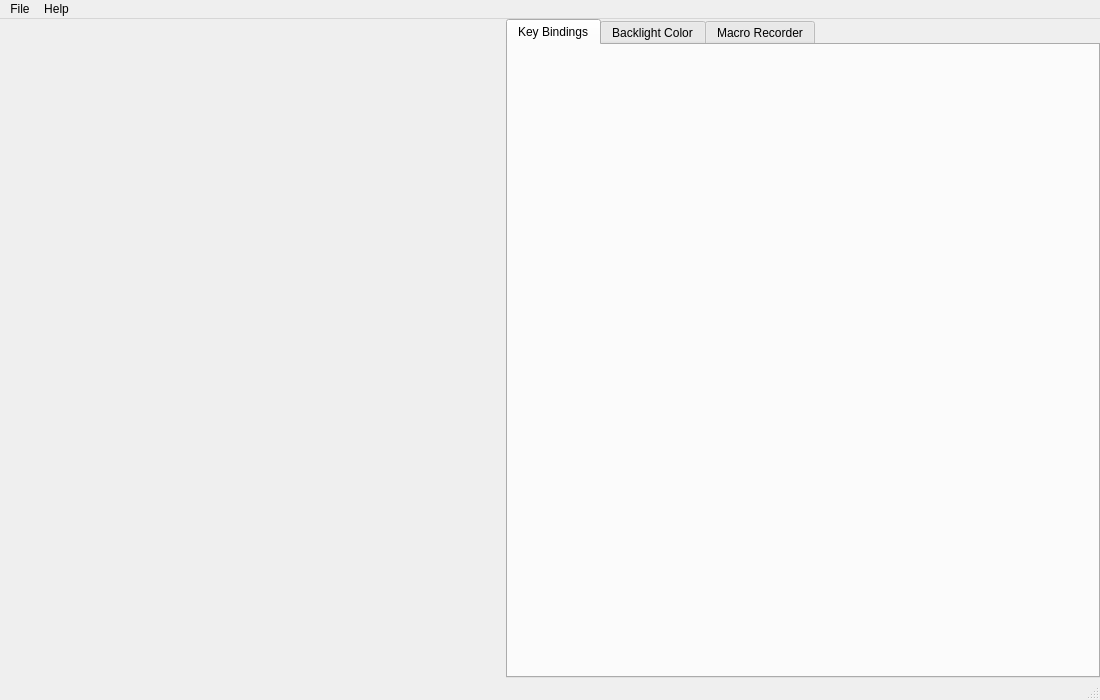
First picture: the form in g13-driver/src/gui/MainWindow.ui, repository Lordbooker/linux-g13-driver, before the edit.
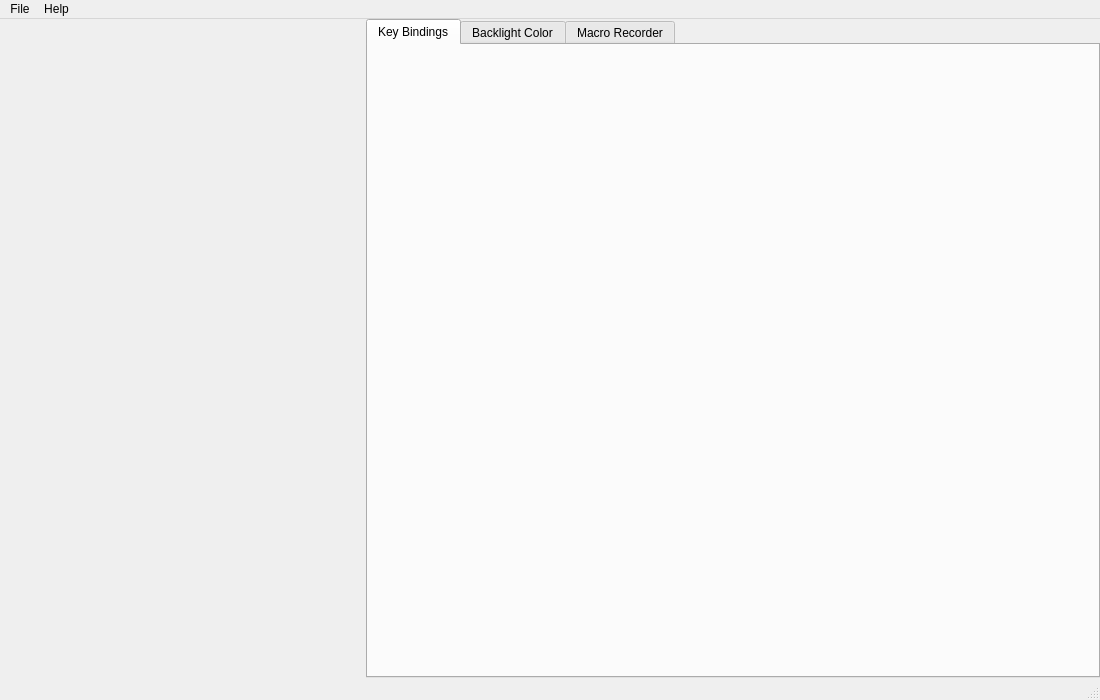
Second picture: the form after the edit. Custom widgets are drawn as their Qt base class.

```diff
--- a/g13-driver/src/gui/MainWindow.ui
+++ b/g13-driver/src/gui/MainWindow.ui
@@ -31,26 +31,10 @@
      <widget class="G13Visualizer" name="visualizer" native="true">
       <property name="minimumSize">
        <size>
-        <width>500</width>
-        <height>600</height>
+        <width>360</width>
+        <height>520</height>
        </size>
       </property>
-      <property name="baseSize">
-       <size>
-        <width>500</width>
-        <height>600</height>
-       </size>
-      </property>
-      <widget class="QWidget" name="widget" native="true">
-       <property name="geometry">
-        <rect>
-         <x>50</x>
-         <y>40</y>
-         <width>391</width>
-         <height>511</height>
-        </rect>
-       </property>
-      </widget>
      </widget>
     </item>
     <item>
```
